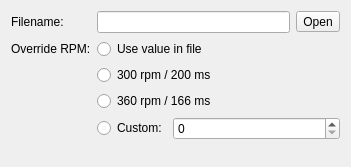
Above: src/gui2/fluxConfigurationForm.ui from davidgiven/fluxengine before the change. Below: the same form after it.
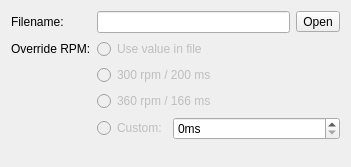
That is the form after the change. Icons and pictures are not drawn.

What changed in the file:
```diff
--- a/src/gui2/fluxConfigurationForm.ui
+++ b/src/gui2/fluxConfigurationForm.ui
@@ -57,6 +57,9 @@
    </item>
    <item row="1" column="1">
     <widget class="QRadioButton" name="radioButton">
+     <property name="enabled">
+      <bool>false</bool>
+     </property>
      <property name="text">
       <string>Use value in file</string>
      </property>
@@ -67,6 +70,9 @@
    </item>
    <item row="2" column="1">
     <widget class="QRadioButton" name="radioButton_2">
+     <property name="enabled">
+      <bool>false</bool>
+     </property>
      <property name="text">
       <string>300 rpm / 200 ms</string>
      </property>
@@ -77,6 +83,9 @@
    </item>
    <item row="3" column="1">
     <widget class="QRadioButton" name="radioButton_3">
+     <property name="enabled">
+      <bool>false</bool>
+     </property>
      <property name="text">
       <string>360 rpm / 166 ms</string>
      </property>
@@ -89,6 +98,9 @@
     <layout class="QHBoxLayout" name="horizontalLayout_3">
      <item>
       <widget class="QRadioButton" name="radioButton_4">
+       <property name="enabled">
+        <bool>false</bool>
+       </property>
        <property name="text">
         <string>Custom:</string>
        </property>
@@ -105,6 +117,9 @@
          <verstretch>0</verstretch>
         </sizepolicy>
        </property>
+       <property name="suffix">
+        <string>ms</string>
+       </property>
       </widget>
      </item>
     </layout>
```
Left out of the diff: 2 changed lines with no effect on the pictures.
